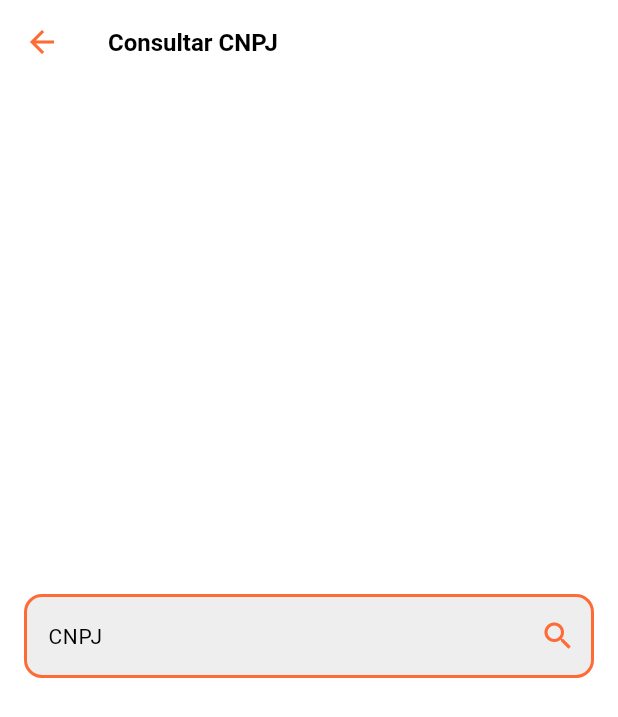
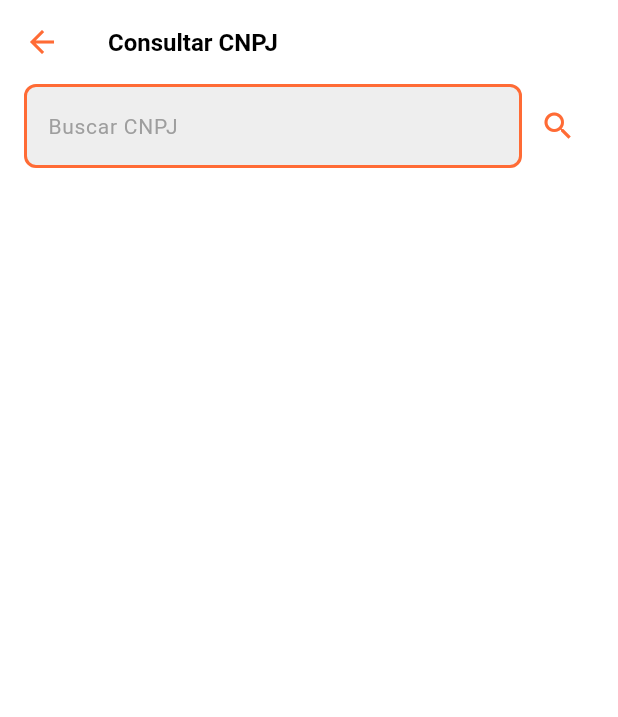
Before and after one commit to vichsort/FAIF, a Flutter app: the ConsultaCnpjPage screen opened directly, on a phone screen of 412 x 824 dp. Shown: the top 717 px of the screen. Run offline on Flutter 3.47's test engine with Material 3 defaults, Android fonts, the phone set to English and light mode, and no system bars.

Commit message:
Update cnpj_screen.dart

```diff
--- a/lib/screens/cnpj_screen.dart
+++ b/lib/screens/cnpj_screen.dart
@@ -29,7 +29,7 @@ class _ConsultaCnpjPageState extends State<ConsultaCnpjPage> {
       return;
     }
 
-    final url = Uri.parse('http://localhost:5000/cnpj/$cnpj');
+    final url = Uri.parse('http://localhost:5000/faif/cnpj/$cnpj');
     try {
       final response = await http.get(url);
       setState(() {
@@ -38,6 +38,7 @@ class _ConsultaCnpjPageState extends State<ConsultaCnpjPage> {
           final Map<String, dynamic> dados = json.decode(response.body);
           _dados = dados;
         } else {
+          // Tenta extrair mensagem de erro padronizada
           try {
             final Map<String, dynamic> err = json.decode(response.body);
             _erro = err['error']?['message'] ?? 'Erro na consulta.';
@@ -76,52 +77,45 @@ class _ConsultaCnpjPageState extends State<ConsultaCnpjPage> {
           ),
         ),
       ),
-      body: Center(
-        child: SingleChildScrollView(
+      body: SingleChildScrollView(
         child: Padding(
           padding: const EdgeInsets.fromLTRB(16.0, 0, 16.0, 8.0),
           child: Column(
             mainAxisSize: MainAxisSize.min,
             children: [
-                TextField(
+              Row(
+                children: [
+                  Expanded(
+                    child: TextField(
                     controller: _controller,
                     style: TextStyle(color: texto, fontSize: fontSize),
-                  onSubmitted: (_) => consultarCnpj(),
                     decoration: InputDecoration(
-                    labelText: 'CNPJ',
-                    labelStyle: TextStyle(
-                      color: texto,
-                      fontSize: fontSize - 2,
-                    ),
-                    hintText: 'XX.XXX.XXX/0001-XX',
+                      hintText: 'Buscar CNPJ',
                       hintStyle: TextStyle(
-                      color: texto,
+                        color: Colors.grey,
                         fontSize: fontSize - 2,
                       ),
                       filled: true,
                       fillColor: fundoInput,
-                    border: const OutlineInputBorder(
-                      borderRadius: BorderRadius.all(Radius.circular(12.0)),
-                    ),
                       enabledBorder: OutlineInputBorder(
-                      borderRadius: const BorderRadius.all(
-                        Radius.circular(12.0),
-                      ),
+                        borderRadius: BorderRadius.circular(8),
                         borderSide: BorderSide(color: laranja, width: 2),
                       ),
                       focusedBorder: OutlineInputBorder(
-                      borderRadius: const BorderRadius.all(
-                        Radius.circular(12.0),
-                      ),
+                        borderRadius: BorderRadius.circular(8),
                         borderSide: BorderSide(color: laranja, width: 2),
                       ),
-                    suffixIcon: IconButton(
-                      icon: Icon(Icons.search, color: laranja),
-                      onPressed: _loading ? null : consultarCnpj,
                     ),
                   ),
-                  keyboardType: TextInputType.text,
                   ),
+                  IconButton(
+                    onPressed: consultarCnpj,
+                    icon: Icon(Icons.search),
+                    color: laranja,
+                  ),
+                ],
+              ),
+
               const SizedBox(height: 24),
 
               if (_loading) CircularProgressIndicator(color: laranja),
@@ -148,9 +142,7 @@ class _ConsultaCnpjPageState extends State<ConsultaCnpjPage> {
                   width: double.infinity,
                   padding: const EdgeInsets.all(24),
                   decoration: BoxDecoration(
-                      color: isDarkMode
-                          ? const Color(0xFF100C0A)
-                          : Colors.white,
+                    color: isDarkMode ? const Color(0xFF100C0A) : Colors.white,
                     borderRadius: BorderRadius.circular(20),
                     border: Border.all(color: laranja, width: 2),
                   ),
@@ -161,7 +153,6 @@ class _ConsultaCnpjPageState extends State<ConsultaCnpjPage> {
                   ),
                 ),
             ],
-            ),
           ),
         ),
       ),
```
Lines whose indentation alone changed are shown as unchanged.
